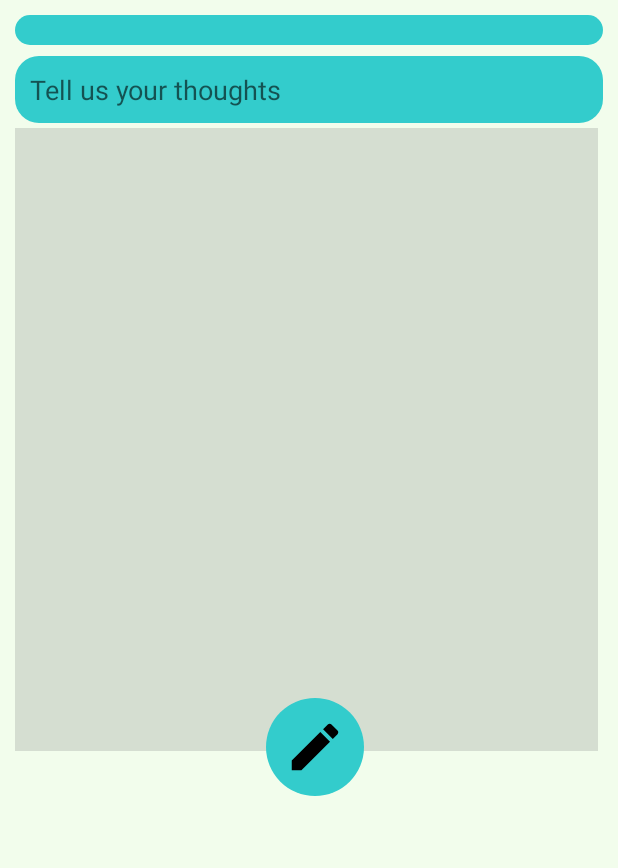
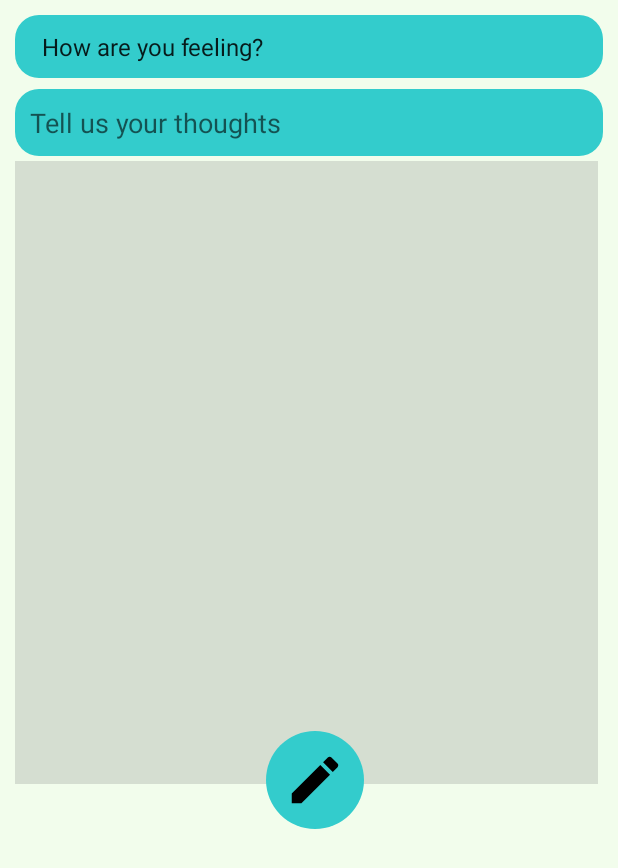
Before and after one commit to Sowad13/Hope, an Android app: the Adding_post screen opened directly, with no data from a screen before it, on a phone screen of 412 x 824 dp. Shown: the top 868 px of the screen. Run offline under Robolectric (Android 15) with nearby library versions, the phone set to English and light mode, and no system bars; our stand-ins replace Firebase (no records; nobody signed in at launch, a user with empty details on screens opened directly); pictures from the network do not load; Roboto replaces fonts that are not available here; 1 statement that could not run was skipped.

Commit message:
fragments and community

```diff
--- a/app/src/main/java/com/example/hope/Adding_post.java
+++ b/app/src/main/java/com/example/hope/Adding_post.java
@@ -141,8 +141,6 @@ public class Adding_post extends AppCompatActivity {
         progressBar = findViewById(R.id.progress);
         //popupUserImage = findViewById(R.id.dp);
         addpic = findViewById(R.id.picAdd);
-
-        popupTitle = findViewById(R.id.addTitle);
         popupTitleSpinner = findViewById(R.id.addTitlespinner);
 
         ArrayAdapter<CharSequence> spinarrayadapter = ArrayAdapter.createFromResource( this,R.array.feelings,android.R.layout.simple_spinner_item );
--- a/app/src/main/res/layout/activity_adding_post.xml
+++ b/app/src/main/res/layout/activity_adding_post.xml
@@ -10,7 +10,7 @@
 
 
     <Spinner
-        android:id="@+id/addTitle"
+        android:id="@+id/addTitlespinner"
         android:layout_width="match_parent"
         android:layout_height="wrap_content"
         android:background="@drawable/cardbackground"
@@ -21,7 +21,7 @@
         android:id="@+id/addDescription"
         android:layout_width="match_parent"
         android:layout_height="wrap_content"
-        android:layout_below="@+id/addTitle"
+        android:layout_below="@+id/addTitlespinner"
         android:layout_marginTop="7dp"
         android:background="@drawable/cardbackground"
         android:ems="10"
```
